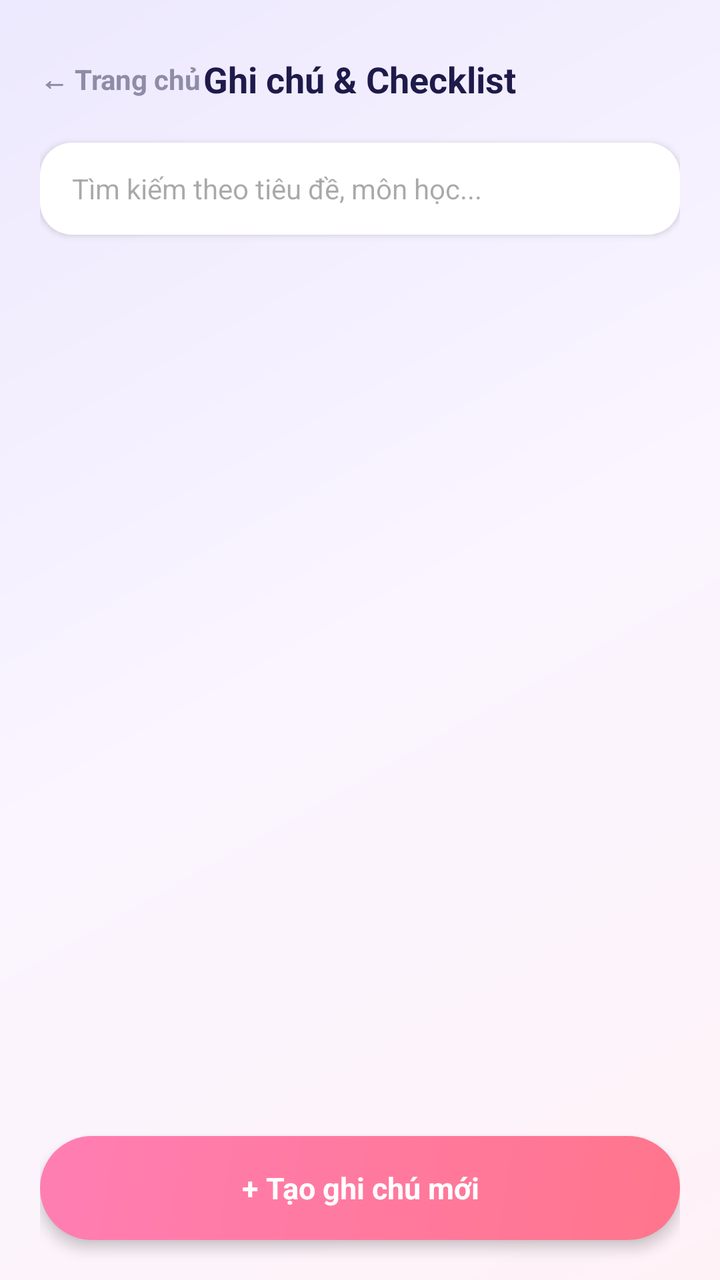
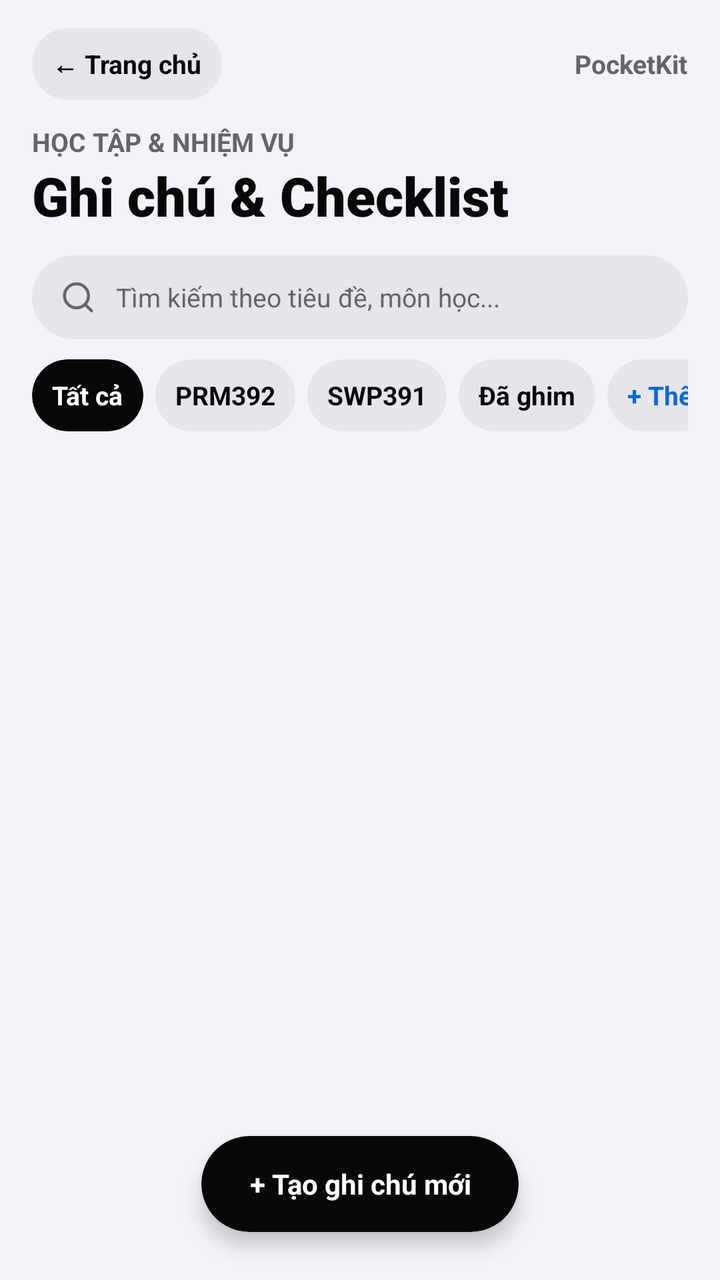

Screens rendered from an Android XML layout before and after an edit, with the pre-edit source and the edit as a unified diff.
<!-- AndroidManifest.xml: activity theme Theme.PocketKit -->
<!-- res/layout/activity_notes.xml -->
<?xml version="1.0" encoding="utf-8"?>
<RelativeLayout xmlns:android="http://schemas.android.com/apk/res/android"
    xmlns:app="http://schemas.android.com/apk/res-auto"
    android:id="@+id/notes_root"
    android:layout_width="match_parent"
    android:layout_height="match_parent"
    android:background="@drawable/bg_gradient_pastel"
    android:paddingHorizontal="20dp"
    android:paddingTop="24dp">

    <RelativeLayout
        android:id="@+id/layoutNotesHeader"
        android:layout_width="match_parent"
        android:layout_height="wrap_content"
        android:layout_marginBottom="16dp">

        <TextView
            android:id="@+id/btnBackFromNotes"
            android:layout_width="wrap_content"
            android:layout_height="wrap_content"
            android:layout_alignParentStart="true"
            android:layout_centerVertical="true"
            android:paddingVertical="6dp"
            android:paddingEnd="12dp"
            android:text="← Trang chủ"
            android:textColor="@color/text_subtitle"
            android:textSize="14sp"
            android:textStyle="bold" />

        <TextView
            android:layout_width="wrap_content"
            android:layout_height="wrap_content"
            android:layout_centerInParent="true"
            android:text="Ghi chú &amp; Checklist"
            android:textColor="@color/text_title"
            android:textSize="18sp"
            android:textStyle="bold" />
    </RelativeLayout>

    <EditText
        android:id="@+id/edtSearchNote"
        android:layout_width="match_parent"
        android:layout_height="46dp"
        android:layout_below="@id/layoutNotesHeader"
        android:layout_marginBottom="16dp"
        android:background="@drawable/shape_squircle"
        android:backgroundTint="@color/card_bg"
        android:elevation="2dp"
        android:hint="Tìm kiếm theo tiêu đề, môn học..."
        android:inputType="text"
        android:paddingHorizontal="16dp"
        android:textColor="@color/text_title"
        android:textSize="14sp" />

    <TextView
        android:id="@+id/tvEmptyNotes"
        android:layout_width="wrap_content"
        android:layout_height="wrap_content"
        android:layout_centerInParent="true"
        android:text="Chưa có ghi chú nào.\nHãy bấm nút bên dưới để tạo mới!"
        android:textAlignment="center"
        android:textColor="@color/text_subtitle"
        android:textSize="14sp"
        android:visibility="gone" />

    <androidx.recyclerview.widget.RecyclerView
        android:id="@+id/rvNotes"
        android:layout_width="match_parent"
        android:layout_height="match_parent"
        android:layout_above="@id/btnAddNote"
        android:layout_below="@id/edtSearchNote"
        android:clipToPadding="false"
        android:paddingBottom="16dp" />

    <TextView
        android:id="@+id/btnAddNote"
        android:layout_width="match_parent"
        android:layout_height="52dp"
        android:layout_alignParentBottom="true"
        android:layout_marginBottom="20dp"
        android:background="@drawable/shape_gradient_coral"
        android:elevation="4dp"
        android:gravity="center"
        android:text="+ Tạo ghi chú mới"
        android:textColor="@color/white"
        android:textSize="15sp"
        android:textStyle="bold" />

</RelativeLayout>
<!-- resources referenced by this layout -->
<resources>
  <color name="card_bg">#FFFFFFFF</color>
  <color name="text_subtitle">#FF8E8CA7</color>
  <color name="text_title">#FF1E1B4B</color>
  <color name="white">#FFFFFFFF</color>
  <!-- drawable bg_gradient_pastel (drawable) -->
  <?xml version="1.0" encoding="utf-8"?>
  <shape xmlns:android="http://schemas.android.com/apk/res/android"
      android:shape="rectangle">
      <gradient
          android:angle="135"
          android:startColor="#FFF2F7"
          android:centerColor="#FAF5FF"
          android:endColor="#EDE9FE"
          android:type="linear" />
  </shape>
  <!-- drawable shape_gradient_coral (drawable) -->
  <?xml version="1.0" encoding="utf-8"?>
  <shape xmlns:android="http://schemas.android.com/apk/res/android"
      android:shape="rectangle">
      <corners android:radius="100dp" />
      <gradient
          android:angle="135"
          android:startColor="#FFFF758C"
          android:endColor="#FFFF7EB3"
          android:type="linear" />
  </shape>
  <!-- drawable shape_squircle (drawable) -->
  <?xml version="1.0" encoding="utf-8"?>
  <shape xmlns:android="http://schemas.android.com/apk/res/android"
      android:shape="rectangle">
      <corners android:radius="16dp" />
      <solid android:color="@color/white" />
  </shape>
  <style name="Theme.PocketKit" parent="Base.Theme.PocketKit" />
  <style name="Base.Theme.PocketKit" parent="Theme.Material3.DayNight.NoActionBar">
          
          
      </style>
</resources>

<!-- the commit's change to res/layout/activity_notes.xml (unified diff, before → after) -->
@@ -1,89 +1,174 @@
 <?xml version="1.0" encoding="utf-8"?>
-<RelativeLayout xmlns:android="http://schemas.android.com/apk/res/android"
+<FrameLayout xmlns:android="http://schemas.android.com/apk/res/android"
     xmlns:app="http://schemas.android.com/apk/res-auto"
     android:id="@+id/notes_root"
     android:layout_width="match_parent"
     android:layout_height="match_parent"
-    android:background="@drawable/bg_gradient_pastel"
-    android:paddingHorizontal="20dp"
-    android:paddingTop="24dp">
+    android:background="@color/dashboard_background">
 
-    <RelativeLayout
-        android:id="@+id/layoutNotesHeader"
-        android:layout_width="match_parent"
-        android:layout_height="wrap_content"
-        android:layout_marginBottom="16dp">
-
-        <TextView
-            android:id="@+id/btnBackFromNotes"
-            android:layout_width="wrap_content"
-            android:layout_height="wrap_content"
-            android:layout_alignParentStart="true"
-            android:layout_centerVertical="true"
-            android:paddingVertical="6dp"
-            android:paddingEnd="12dp"
-            android:text="← Trang chủ"
-            android:textColor="@color/text_subtitle"
-            android:textSize="14sp"
-            android:textStyle="bold" />
-
-        <TextView
-            android:layout_width="wrap_content"
-            android:layout_height="wrap_content"
-            android:layout_centerInParent="true"
-            android:text="Ghi chú &amp; Checklist"
-            android:textColor="@color/text_title"
-            android:textSize="18sp"
-            android:textStyle="bold" />
-    </RelativeLayout>
-
-    <EditText
-        android:id="@+id/edtSearchNote"
-        android:layout_width="match_parent"
-        android:layout_height="46dp"
-        android:layout_below="@id/layoutNotesHeader"
-        android:layout_marginBottom="16dp"
-        android:background="@drawable/shape_squircle"
-        android:backgroundTint="@color/card_bg"
-        android:elevation="2dp"
-        android:hint="Tìm kiếm theo tiêu đề, môn học..."
-        android:inputType="text"
-        android:paddingHorizontal="16dp"
-        android:textColor="@color/text_title"
-        android:textSize="14sp" />
-
-    <TextView
-        android:id="@+id/tvEmptyNotes"
-        android:layout_width="wrap_content"
-        android:layout_height="wrap_content"
-        android:layout_centerInParent="true"
-        android:text="Chưa có ghi chú nào.\nHãy bấm nút bên dưới để tạo mới!"
-        android:textAlignment="center"
-        android:textColor="@color/text_subtitle"
-        android:textSize="14sp"
-        android:visibility="gone" />
-
-    <androidx.recyclerview.widget.RecyclerView
-        android:id="@+id/rvNotes"
+    <LinearLayout
+        style="@style/Dashboard.Column"
         android:layout_width="match_parent"
         android:layout_height="match_parent"
-        android:layout_above="@id/btnAddNote"
-        android:layout_below="@id/edtSearchNote"
-        android:clipToPadding="false"
-        android:paddingBottom="16dp" />
+        android:paddingHorizontal="16dp"
+        android:paddingTop="14dp">
+
+        <LinearLayout
+            android:layout_width="match_parent"
+            android:layout_height="wrap_content"
+            android:gravity="center_vertical"
+            android:orientation="horizontal"
+            android:layout_marginBottom="12dp">
+
+            <TextView
+                android:id="@+id/btnBackFromNotes"
+                style="@style/Dashboard.Action"
+                android:text="← Trang chủ" />
+
+            <Space
+                android:layout_width="0dp"
+                android:layout_height="1dp"
+                android:layout_weight="1" />
+
+            <TextView
+                style="@style/Dashboard.Label"
+                android:text="PocketKit"
+                android:textStyle="bold" />
+        </LinearLayout>
+
+        <LinearLayout
+            style="@style/Dashboard.Column"
+            android:layout_marginBottom="12dp">
+
+            <TextView
+                style="@style/Dashboard.Label"
+                android:text="HỌC TẬP &amp; NHIỆM VỤ"
+                android:textStyle="bold" />
+
+            <TextView
+                style="@style/Dashboard.Label"
+                android:fontFamily="sans-serif-black"
+                android:text="Ghi chú &amp; Checklist"
+                android:textColor="@color/dashboard_text"
+                android:textSize="27sp"
+                android:textStyle="bold" />
+        </LinearLayout>
+
+        <LinearLayout
+            android:layout_width="match_parent"
+            android:layout_height="42dp"
+            android:background="@drawable/dashboard_pill"
+            android:backgroundTint="@color/dashboard_segment"
+            android:gravity="center_vertical"
+            android:orientation="horizontal"
+            android:paddingHorizontal="14dp"
+            android:layout_marginBottom="10dp">
+
+            <ImageView
+                android:layout_width="18dp"
+                android:layout_height="18dp"
+                android:contentDescription="Tìm kiếm"
+                android:src="@drawable/ic_search" />
+
+            <EditText
+                android:id="@+id/edtSearchNote"
+                android:layout_width="match_parent"
+                android:layout_height="match_parent"
+                android:layout_marginStart="10dp"
+                android:background="@null"
+                android:hint="Tìm kiếm theo tiêu đề, môn học..."
+                android:imeOptions="actionSearch"
+                android:inputType="text"
+                android:textColor="@color/dashboard_text"
+                android:textColorHint="@color/dashboard_secondary"
+                android:textSize="13sp" />
+        </LinearLayout>
+
+        <HorizontalScrollView
+            android:layout_width="match_parent"
+            android:layout_height="wrap_content"
+            android:clipToPadding="false"
+            android:scrollbars="none"
+            android:layout_marginBottom="12dp">
+
+            <LinearLayout
+                android:id="@+id/layoutCategories"
+                android:layout_width="wrap_content"
+                android:layout_height="wrap_content"
+                android:gravity="center_vertical"
+                android:orientation="horizontal">
+
+                <TextView
+                    android:id="@+id/chipAll"
+                    style="@style/Dashboard.Action"
+                    android:backgroundTint="@color/dashboard_text"
+                    android:text="Tất cả"
+                    android:textColor="@color/dashboard_surface" />
+
+                <TextView
+                    android:id="@+id/chipPrm392"
+                    style="@style/Dashboard.Action"
+                    android:layout_marginStart="6dp"
+                    android:text="PRM392" />
+
+                <TextView
+                    android:id="@+id/chipSwp391"
+                    style="@style/Dashboard.Action"
+                    android:layout_marginStart="6dp"
+                    android:text="SWP391" />
+
+                <TextView
+                    android:id="@+id/chipPinned"
+                    style="@style/Dashboard.Action"
+                    android:layout_marginStart="6dp"
+                    android:text="Đã ghim" />
+
+                <TextView
+                    android:id="@+id/btnAddCategory"
+                    style="@style/Dashboard.Action"
+                    android:layout_marginStart="6dp"
+                    android:text="+ Thêm"
+                    android:textColor="@color/dashboard_accent" />
+            </LinearLayout>
+        </HorizontalScrollView>
+
+        <FrameLayout
+            android:layout_width="match_parent"
+            android:layout_height="0dp"
+            android:layout_weight="1">
+
+            <androidx.recyclerview.widget.RecyclerView
+                android:id="@+id/rvNotes"
+                android:layout_width="match_parent"
+                android:layout_height="match_parent"
+                android:clipToPadding="false"
+                android:paddingBottom="92dp"
+                android:scrollbars="none" />
+
+            <TextView
+                android:id="@+id/tvEmptyNotes"
+                style="@style/Dashboard.Label"
+                android:layout_gravity="center"
+                android:lineSpacingExtra="4dp"
+                android:text="Chưa có ghi chú nào.\nHãy bấm nút bên dưới để tạo mới!"
+                android:textAlignment="center"
+                android:textSize="14sp"
+                android:visibility="gone" />
+        </FrameLayout>
+
+    </LinearLayout>
 
     <TextView
         android:id="@+id/btnAddNote"
-        android:layout_width="match_parent"
-        android:layout_height="52dp"
-        android:layout_alignParentBottom="true"
-        android:layout_marginBottom="20dp"
-        android:background="@drawable/shape_gradient_coral"
-        android:elevation="4dp"
-        android:gravity="center"
+        style="@style/Dashboard.Action"
+        android:layout_gravity="bottom|center_horizontal"
+        android:layout_marginBottom="24dp"
+        android:backgroundTint="@color/dashboard_text"
+        android:elevation="6dp"
+        android:minHeight="48dp"
+        android:paddingHorizontal="24dp"
         android:text="+ Tạo ghi chú mới"
-        android:textColor="@color/white"
-        android:textSize="15sp"
-        android:textStyle="bold" />
+        android:textColor="@color/dashboard_surface"
+        android:textSize="14sp" />
 
-</RelativeLayout>
+</FrameLayout>
<!-- resource entries referenced after the edit -->
@@ -1,38 +1,55 @@
 <!-- resources referenced by this layout -->
 <resources>
-  <color name="card_bg">#FFFFFFFF</color>
-  <color name="text_subtitle">#FF8E8CA7</color>
-  <color name="text_title">#FF1E1B4B</color>
-  <color name="white">#FFFFFFFF</color>
-  <!-- drawable bg_gradient_pastel (drawable) -->
-  <?xml version="1.0" encoding="utf-8"?>
-  <shape xmlns:android="http://schemas.android.com/apk/res/android"
-      android:shape="rectangle">
-      <gradient
-          android:angle="135"
-          android:startColor="#FFF2F7"
-          android:centerColor="#FAF5FF"
-          android:endColor="#EDE9FE"
-          android:type="linear" />
+  <color name="dashboard_accent">#0068DD</color>
+  <color name="dashboard_background">#F2F2F7</color>
+  <color name="dashboard_secondary">#64646D</color>
+  <color name="dashboard_segment">#E5E5EA</color>
+  <color name="dashboard_surface">#FFFFFF</color>
+  <color name="dashboard_text">#08080A</color>
+  <!-- drawable dashboard_pill (drawable) -->
+  <shape xmlns:android="http://schemas.android.com/apk/res/android">
+      <corners android:radius="32dp" />
+      <solid android:color="@color/dashboard_surface" />
   </shape>
-  <!-- drawable shape_gradient_coral (drawable) -->
-  <?xml version="1.0" encoding="utf-8"?>
-  <shape xmlns:android="http://schemas.android.com/apk/res/android"
-      android:shape="rectangle">
-      <corners android:radius="100dp" />
-      <gradient
-          android:angle="135"
-          android:startColor="#FFFF758C"
-          android:endColor="#FFFF7EB3"
-          android:type="linear" />
-  </shape>
-  <!-- drawable shape_squircle (drawable) -->
-  <?xml version="1.0" encoding="utf-8"?>
-  <shape xmlns:android="http://schemas.android.com/apk/res/android"
-      android:shape="rectangle">
-      <corners android:radius="16dp" />
-      <solid android:color="@color/white" />
-  </shape>
+  <!-- drawable ic_search (drawable) -->
+  <vector xmlns:android="http://schemas.android.com/apk/res/android"
+      android:width="24dp"
+      android:height="24dp"
+      android:viewportWidth="24"
+      android:viewportHeight="24">
+      <path
+          android:fillColor="@android:color/transparent"
+          android:strokeColor="@color/dashboard_secondary"
+          android:strokeWidth="2"
+          android:strokeLineCap="round"
+          android:strokeLineJoin="round"
+          android:pathData="M21,21 L16.65,16.65 M19,11 A8,8 0 1,1 3,11 A8,8 0 0,1 19,11 Z" />
+  </vector>
+  <style name="Dashboard.Action" parent="Dashboard.Label">
+          <item name="android:background">@drawable/dashboard_pill</item>
+          <item name="android:backgroundTint">@color/dashboard_segment</item>
+          <item name="android:foreground">?attr/selectableItemBackground</item>
+          <item name="android:clipToOutline">true</item>
+          <item name="android:clickable">true</item>
+          <item name="android:focusable">true</item>
+          <item name="android:gravity">center</item>
+          <item name="android:minHeight">36dp</item>
+          <item name="android:paddingHorizontal">10dp</item>
+          <item name="android:paddingVertical">4dp</item>
+          <item name="android:textColor">@color/dashboard_text</item>
+          <item name="android:textStyle">bold</item>
+      </style>
+  <style name="Dashboard.Column" parent="">
+          <item name="android:layout_width">match_parent</item>
+          <item name="android:layout_height">wrap_content</item>
+          <item name="android:orientation">vertical</item>
+      </style>
+  <style name="Dashboard.Label" parent="">
+          <item name="android:layout_width">wrap_content</item>
+          <item name="android:layout_height">wrap_content</item>
+          <item name="android:textColor">@color/dashboard_secondary</item>
+          <item name="android:textSize">13sp</item>
+      </style>
   <style name="Theme.PocketKit" parent="Base.Theme.PocketKit" />
   <style name="Base.Theme.PocketKit" parent="Theme.Material3.DayNight.NoActionBar">
           
